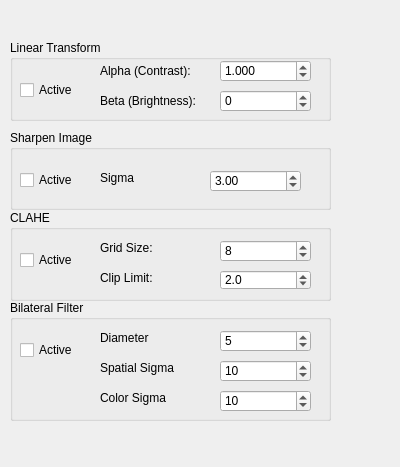
First picture: the form in src/WhiskerToolbox/Image_Processing_Widget/Image_Processing_Widget.ui, repository paulmthompson/WhiskerToolbox, before the edit.
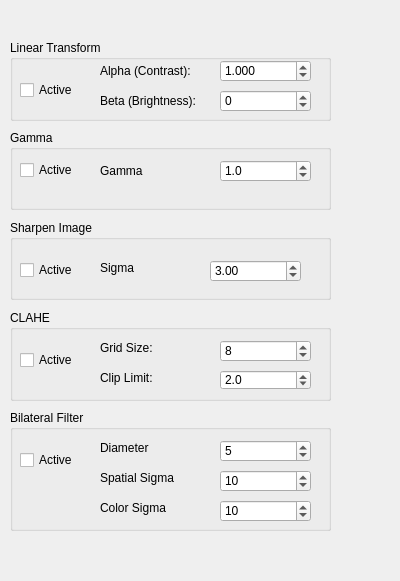
Second picture: the form after the edit.

Commit message: added gamma correction

```diff
--- a/src/WhiskerToolbox/Image_Processing_Widget/Image_Processing_Widget.ui
+++ b/src/WhiskerToolbox/Image_Processing_Widget/Image_Processing_Widget.ui
@@ -7,7 +7,7 @@
     <x>0</x>
     <y>0</y>
     <width>400</width>
-    <height>467</height>
+    <height>581</height>
    </rect>
   </property>
   <property name="windowTitle">
@@ -110,7 +110,7 @@
    <property name="geometry">
     <rect>
      <x>10</x>
-     <y>130</y>
+     <y>220</y>
      <width>321</width>
      <height>80</height>
     </rect>
@@ -168,7 +168,7 @@
    <property name="geometry">
     <rect>
      <x>10</x>
-     <y>210</y>
+     <y>310</y>
      <width>321</width>
      <height>91</height>
     </rect>
@@ -249,7 +249,7 @@
    <property name="geometry">
     <rect>
      <x>10</x>
-     <y>300</y>
+     <y>410</y>
      <width>321</width>
      <height>121</height>
     </rect>
@@ -355,6 +355,70 @@
     </property>
    </widget>
   </widget>
+  <widget class="QGroupBox" name="gamma_box">
+   <property name="geometry">
+    <rect>
+     <x>10</x>
+     <y>130</y>
+     <width>321</width>
+     <height>80</height>
+    </rect>
+   </property>
+   <property name="title">
+    <string>Gamma</string>
+   </property>
+   <widget class="QCheckBox" name="gamma_checkbox">
+    <property name="geometry">
+     <rect>
+      <x>10</x>
+      <y>30</y>
+      <width>76</width>
+      <height>20</height>
+     </rect>
+    </property>
+    <property name="text">
+     <string>Active</string>
+    </property>
+   </widget>
+   <widget class="QDoubleSpinBox" name="gamma_dspinbox">
+    <property name="geometry">
+     <rect>
+      <x>210</x>
+      <y>30</y>
+      <width>91</width>
+      <height>22</height>
+     </rect>
+    </property>
+    <property name="decimals">
+     <number>1</number>
+    </property>
+    <property name="minimum">
+     <double>0.100000000000000</double>
+    </property>
+    <property name="maximum">
+     <double>10.000000000000000</double>
+    </property>
+    <property name="singleStep">
+     <double>0.100000000000000</double>
+    </property>
+    <property name="value">
+     <double>1.000000000000000</double>
+    </property>
+   </widget>
+   <widget class="QLabel" name="gamma_label">
+    <property name="geometry">
+     <rect>
+      <x>90</x>
+      <y>30</y>
+      <width>121</width>
+      <height>21</height>
+     </rect>
+    </property>
+    <property name="text">
+     <string>Gamma</string>
+    </property>
+   </widget>
+  </widget>
  </widget>
  <resources/>
  <connections/>
```
The commit also changes 4 other files.
